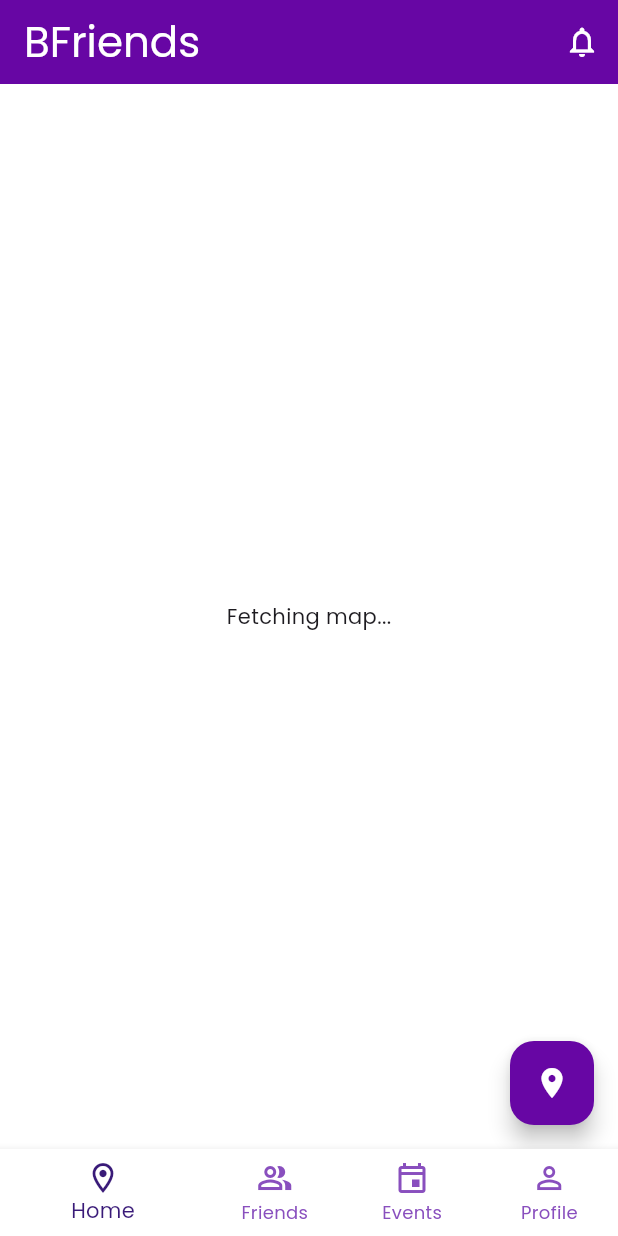
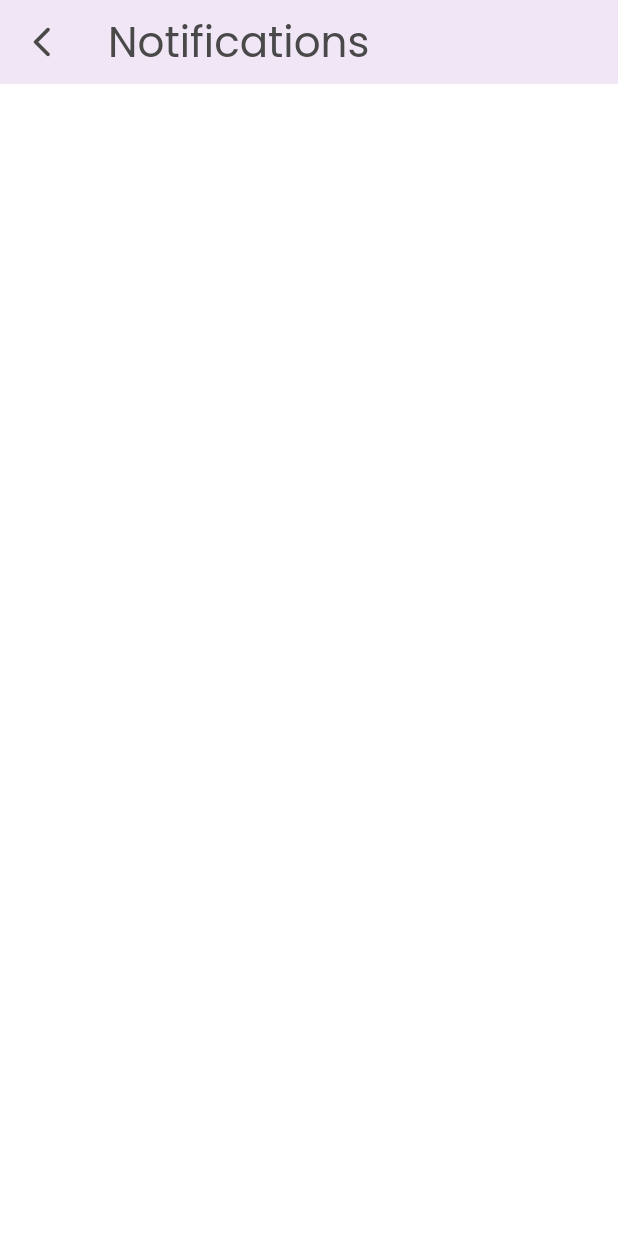
Before and after one commit to BFriends-inc/BFriends-app, a Flutter app: the screen it shows after launch, after a tap on the "notifications" icon, on a phone screen of 412 x 824 dp. Run offline on Flutter 3.47's test engine with Material 3 defaults, Android fonts, the phone set to English and light mode, and no system bars; our stand-ins replace go_router, google_fonts, google_maps_flutter, location.

Commit message:
Notification page
added temp notification page

```diff
--- a/lib/pages/home_page.dart
+++ b/lib/pages/home_page.dart
@@ -25,12 +25,13 @@ class MapPage extends StatelessWidget {
               ),
             ),
       floatingActionButton: FloatingActionButton(
+        shape: const CircleBorder(),
+        child: const Icon(Icons.location_on),
         onPressed: () {
           if (mapControllerService.currentPosition != null) {
             mapControllerService.animateToCurrentLocation();
           }
         },
-        child: const Icon(Icons.location_on),
       ),
     );
   }
--- a/lib/pages/homepage.dart
+++ b/lib/pages/homepage.dart
@@ -4,6 +4,7 @@ import 'package:bfriends_app/pages/home_page.dart';
 import 'package:bfriends_app/pages/profile_page.dart';
 import 'package:bfriends_app/services/navigation.dart';
 import 'package:flutter/material.dart';
+import 'package:go_router/go_router.dart';
 import 'package:provider/provider.dart';
 
 enum NavigationTabs {
@@ -27,7 +28,6 @@ class HomePage extends StatelessWidget {
                 : (index == 2
                     ? NavigationTabs.events
                     : NavigationTabs.profile)));
-    //FIXME: add navigation & tab change functionality.
   }
 
   @override
@@ -66,7 +66,12 @@ class HomePage extends StatelessWidget {
               color: theme.colorScheme.onPrimary,
               semanticLabel: 'Notifications',
             ),
-            onPressed: () {},
+            onPressed: () {
+              //context.pop();
+              final nav =
+                  Provider.of<NavigationService>(context, listen: false);
+              nav.goNotification(context: context);
+            },
           ),
         ],
       ),
--- /dev/null
+++ b/lib/pages/notification_page.dart
@@ -0,0 +1,41 @@
+import 'package:flutter/material.dart';
+import 'package:go_router/go_router.dart';
+
+class NotificationPage extends StatefulWidget {
+  const NotificationPage({super.key});
+
+  @override
+  State<NotificationPage> createState() => _NotificationPageState();
+}
+
+class _NotificationPageState extends State<NotificationPage> {
+  @override
+  Widget build(BuildContext context) {
+    final theme = Theme.of(context);
+
+    return Scaffold(
+      appBar: AppBar(
+        elevation: 5.0,
+        backgroundColor: theme.colorScheme.background,
+        leading: IconButton(
+          onPressed: () {
+            context.pop();
+          },
+          icon: Icon(
+            Icons.arrow_back_ios_new_rounded,
+            color: theme.colorScheme.onBackground,
+          ),
+        ),
+        title: Text(
+          'Notifications',
+          style: TextStyle(
+            fontSize: theme.primaryTextTheme.headlineMedium?.fontSize,
+            fontWeight: theme.primaryTextTheme.headlineMedium?.fontWeight,
+            color: theme.colorScheme.onBackground,
+          ),
+        ),
+      ),
+      backgroundColor: theme.colorScheme.background,
+    );
+  }
+}
--- a/lib/services/map_controller_service.dart
+++ b/lib/services/map_controller_service.dart
@@ -1,12 +1,15 @@
 import 'dart:async';
+import 'dart:math';
 import 'package:flutter/foundation.dart';
 import 'package:google_maps_flutter/google_maps_flutter.dart';
 import 'package:location/location.dart';
 
 class MapControllerService extends ChangeNotifier {
-  static final MapControllerService _instance = MapControllerService._internal();
+  static final MapControllerService _instance =
+      MapControllerService._internal();
 
-  final Completer<GoogleMapController> _mapController = Completer<GoogleMapController>();
+  final Completer<GoogleMapController> _mapController =
+      Completer<GoogleMapController>();
   final Location _locationController = Location();
   LatLng? currentPosition;
   StreamSubscription<LocationData>? locationSubscription;
@@ -36,8 +39,10 @@ class MapControllerService extends ChangeNotifier {
       }
     }
 
-    locationSubscription = _locationController.onLocationChanged.listen((LocationData currentLocation) {
-      updateLocation(LatLng(currentLocation.latitude!, currentLocation.longitude!));
+    locationSubscription = _locationController.onLocationChanged
+        .listen((LocationData currentLocation) {
+      updateLocation(
+          LatLng(currentLocation.latitude!, currentLocation.longitude!));
     });
   }
 
@@ -52,15 +57,20 @@ class MapControllerService extends ChangeNotifier {
   Future<void> animateToCurrentLocation() async {
     final GoogleMapController controller = await _mapController.future;
     if (currentPosition != null) {
-      final CameraPosition position = CameraPosition(target: currentPosition!, zoom: 18); // Adjust zoom level as needed.
+      final CameraPosition position = CameraPosition(
+        target: currentPosition!,
+        zoom: 15, // Adjust zoom level as needed
+      );
       controller.animateCamera(CameraUpdate.newCameraPosition(position));
+    } else {
+      debugPrint("it's null");
     }
   }
 
   void setMapController(GoogleMapController controller) {
-      if (!_mapController.isCompleted) {
-          _mapController.complete(controller);
-      }
+    if (!_mapController.isCompleted) {
+      _mapController.complete(controller);
+    }
   }
 
   @override
--- a/lib/services/navigation.dart
+++ b/lib/services/navigation.dart
@@ -4,6 +4,7 @@
 // ref: https://docs.flutter.dev/ui/navigation
 ////////////////////////////////////////
 import 'package:bfriends_app/pages/homepage.dart';
+import 'package:bfriends_app/pages/notification_page.dart';
 import 'package:flutter/material.dart';
 import 'package:go_router/go_router.dart';
 
@@ -17,7 +18,12 @@ final routerConfig = GoRouter(
                 selectedTabs: NavigationTabs.home,
               ),
             ),
-    ),
+        routes: [
+          GoRoute(
+            path: 'notification',
+            builder: (context, state) => const NotificationPage(),
+          )
+        ]),
     GoRoute(
         path: '/friends_page',
         pageBuilder: (context, state) => const NoTransitionPage<void>(
@@ -71,4 +77,14 @@ class NavigationService {
   void goHome({required NavigationTabs tab}) {
     _router.go('/${tab.name}');
   }
+
+  void goNotification({required BuildContext context}) {
+    var path = _currentPath(context);
+    switch (path) {
+      case '/home_page':
+        _router.go('/home_page/notification');
+        return;
     }
+    throw Exception('Cannot push notification on the path: $path');
+  }
+}
--- a/lib/theme/theme.dart
+++ b/lib/theme/theme.dart
@@ -5,6 +5,7 @@ ThemeData lightMode = ThemeData(
   brightness: Brightness.light,
   colorScheme: const ColorScheme.light(
     background: Color(0xFFFFFFFF),
+    onBackground: Color.fromARGB(255, 73, 73, 73),
     primary: Color.fromARGB(255, 103, 6, 164),
     onPrimary: Color(0xFFFFFFFF),
     secondary: Color.fromARGB(255, 57, 26, 120),
```
Lines whose indentation alone changed are shown as unchanged.
